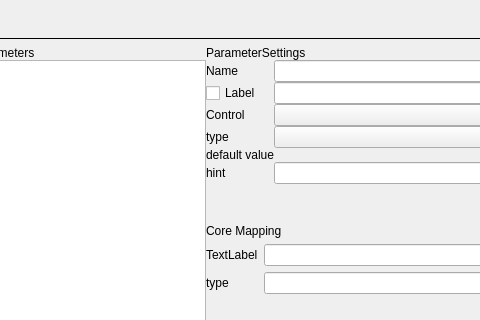
The window that ui/zenoedit/dialog/zeditparamlayoutdlg.ui (zenustech/zeno) describes before a commit, drawn with Qt 5; both pictures show x 443 to 923 and y 0 to 320 of the 1015 by 767 pixel window.
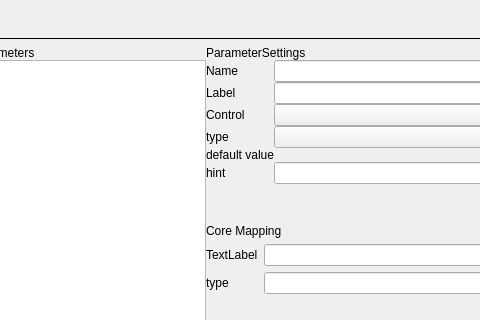
The same window after the commit. Custom widgets are drawn as their Qt base class.

The edit to the form file:
```diff
--- a/ui/zenoedit/dialog/zeditparamlayoutdlg.ui
+++ b/ui/zenoedit/dialog/zeditparamlayoutdlg.ui
@@ -159,13 +159,6 @@
            </property>
           </widget>
          </item>
-         <item row="1" column="0">
-          <widget class="QCheckBox" name="cbUseLabel">
-           <property name="text">
-            <string>Label</string>
-           </property>
-          </widget>
-         </item>
          <item row="0" column="1">
           <widget class="QLineEdit" name="editName"/>
          </item>
@@ -192,6 +185,13 @@
          <item row="4" column="1">
           <widget class="QWidget" name="widget" native="true"/>
          </item>
+         <item row="1" column="0">
+          <widget class="QLabel" name="label_16">
+           <property name="text">
+            <string>Label</string>
+           </property>
+          </widget>
+         </item>
         </layout>
        </item>
        <item>
```
